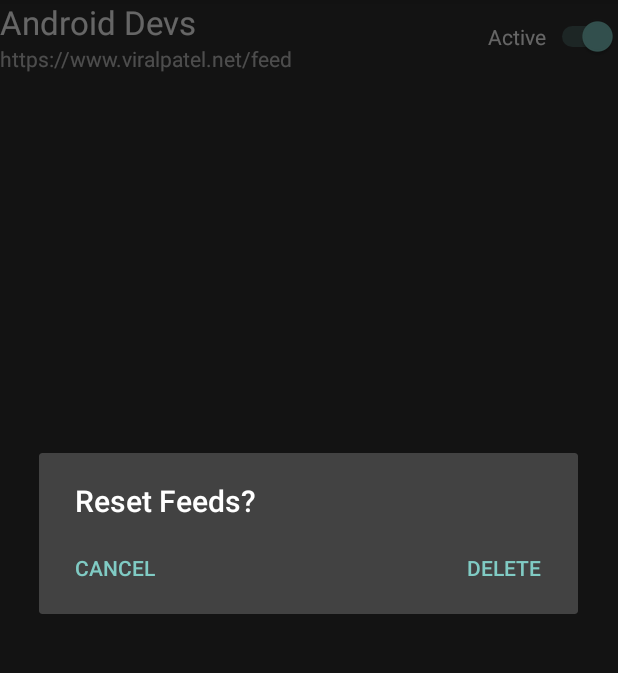
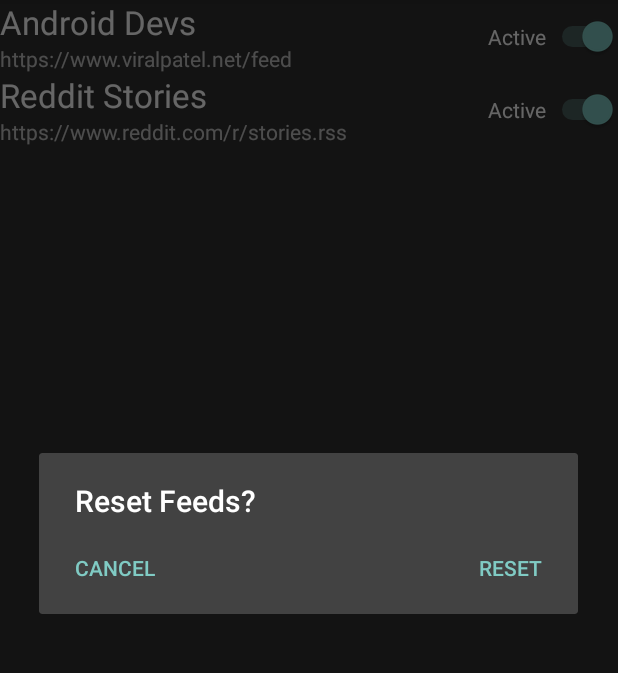
Before and after one commit to Palda97/ArticleReaderpalecda1, an Android app: the FeedFragment screen opened directly, with no data from a screen before it, after a tap on "Reset Feeds", on a phone screen of 412 x 824 dp, the part 84-757 px from its top. Run offline under Robolectric (Android 15) with nearby library versions, the phone set to English and light mode, and no system bars; our stand-ins replace Room's generated code, data binding; 2 statements that could not run were skipped.

Commit message:
minor fixes

```diff
--- a/app/src/main/java/cz/cvut/palecda1/AppInit.kt
+++ b/app/src/main/java/cz/cvut/palecda1/AppInit.kt
@@ -21,6 +21,7 @@
         if (!sharedPreferences.getBoolean(INIT_DATA_KEY, false)) {
             val feedRepo = MyInjector.getFeedRepo()
             feedRepo.addFeed(RoomFeed(getString(R.string.default_feed_url), getString(R.string.default_feed_title), true))
+            feedRepo.addFeed(RoomFeed(getString(R.string.default_feed_url2), getString(R.string.default_feed_title2), true))
             /*val articleRepo = MyInjector.getArticleRepo(this)
             articleRepo.downloadArticles()
             Thread.sleep(2000)*/
--- a/app/src/main/java/cz/cvut/palecda1/view/fragment/FeedFragment.kt
+++ b/app/src/main/java/cz/cvut/palecda1/view/fragment/FeedFragment.kt
@@ -115,10 +115,10 @@
     fun resetDialog(): Boolean {
         val dialogBuilder = AlertDialog.Builder(context!!)
             .setTitle("Reset Feeds?")
-            .setPositiveButton(getString(R.string.delete)) { _, _ ->
+            .setPositiveButton(getString(R.string.reset)) { _, _ ->
                 Log.d(
                     TAG, getString(
-                        R.string.delete
+                        R.string.reset
                     ))
                 reset()
             }
--- a/app/src/main/res/values/strings.xml
+++ b/app/src/main/res/values/strings.xml
@@ -31,4 +31,5 @@
     <string name="is_not_a_valid_url">is not a valid url</string>
     <string name="toggle_night_mode">Toggle Night Mode</string>
     <string name="active">Active</string>
+    <string name="reset">RESET</string>
 </resources>
```
